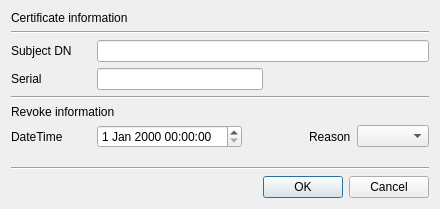
This is CertMan/revoke_cert_dlg.ui in jykim74/CertMan as Qt 5 draws it before an edit. The edited form follows.
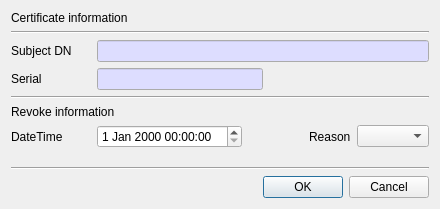
This is the edited form.

Commit message: Read-Only 폼 색 표시

What changed in the file:
```diff
--- a/CertMan/revoke_cert_dlg.ui
+++ b/CertMan/revoke_cert_dlg.ui
@@ -47,7 +47,48 @@
       </widget>
      </item>
      <item row="0" column="1">
-      <widget class="QLineEdit" name="mSubjectDNText"/>
+      <widget class="QLineEdit" name="mSubjectDNText">
+       <property name="palette">
+        <palette>
+         <active>
+          <colorrole role="Base">
+           <brush brushstyle="SolidPattern">
+            <color alpha="255">
+             <red>221</red>
+             <green>221</green>
+             <blue>255</blue>
+            </color>
+           </brush>
+          </colorrole>
+         </active>
+         <inactive>
+          <colorrole role="Base">
+           <brush brushstyle="SolidPattern">
+            <color alpha="255">
+             <red>221</red>
+             <green>221</green>
+             <blue>255</blue>
+            </color>
+           </brush>
+          </colorrole>
+         </inactive>
+         <disabled>
+          <colorrole role="Base">
+           <brush brushstyle="SolidPattern">
+            <color alpha="255">
+             <red>240</red>
+             <green>240</green>
+             <blue>240</blue>
+            </color>
+           </brush>
+          </colorrole>
+         </disabled>
+        </palette>
+       </property>
+       <property name="readOnly">
+        <bool>true</bool>
+       </property>
+      </widget>
      </item>
     </layout>
    </item>
@@ -70,7 +111,48 @@
       </widget>
      </item>
      <item row="0" column="1">
-      <widget class="QLineEdit" name="mSerialText"/>
+      <widget class="QLineEdit" name="mSerialText">
+       <property name="palette">
+        <palette>
+         <active>
+          <colorrole role="Base">
+           <brush brushstyle="SolidPattern">
+            <color alpha="255">
+             <red>221</red>
+             <green>221</green>
+             <blue>255</blue>
+            </color>
+           </brush>
+          </colorrole>
+         </active>
+         <inactive>
+          <colorrole role="Base">
+           <brush brushstyle="SolidPattern">
+            <color alpha="255">
+             <red>221</red>
+             <green>221</green>
+             <blue>255</blue>
+            </color>
+           </brush>
+          </colorrole>
+         </inactive>
+         <disabled>
+          <colorrole role="Base">
+           <brush brushstyle="SolidPattern">
+            <color alpha="255">
+             <red>240</red>
+             <green>240</green>
+             <blue>240</blue>
+            </color>
+           </brush>
+          </colorrole>
+         </disabled>
+        </palette>
+       </property>
+       <property name="readOnly">
+        <bool>true</bool>
+       </property>
+      </widget>
      </item>
      <item row="0" column="2">
       <spacer name="horizontalSpacer_2">
```
The commit also changes 3 other files.
